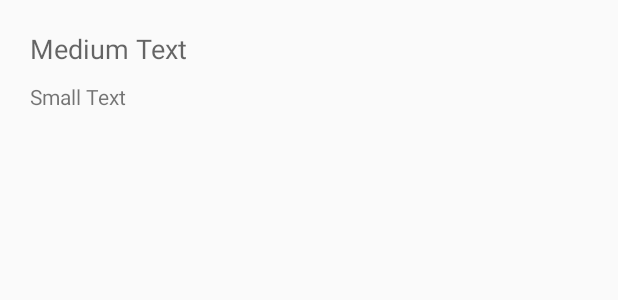
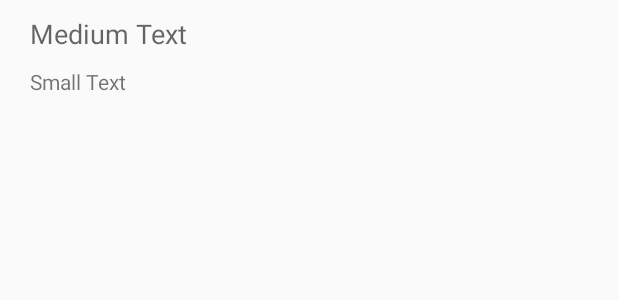
Before and after one commit to jgabrielfreitas/Todo-List, an Android app: the layout row_task_view_holder.xml on its own in the app's theme, with its tools: preview values and no code run, on a phone screen of 412 x 824 dp. Shown: the top 300 px of the screen. Run offline under Robolectric (Android 15) with nearby library versions, the light colour scheme and no system bars.

```diff
--- a/app/src/main/java/com/kotlin/todolist/adapter/TaskRecyclerViewAdapter.kt
+++ b/app/src/main/java/com/kotlin/todolist/adapter/TaskRecyclerViewAdapter.kt
@@ -1,12 +1,9 @@
 package com.kotlin.todolist.adapter
 
 import android.content.Context
-
 import com.jgabrielfreitas.core.Task
-import com.kotlin.todolist.activities.MainActivity
 import com.kotlin.todolist.interfaces.OnItemClickListener
 import com.kotlin.todolist.viewholders.TaskViewHolder
-
 import uk.co.ribot.easyadapter.EasyRecyclerAdapter
 import uk.co.ribot.easyadapter.ItemViewHolder
 
--- a/app/src/main/res/layout/activity_main.xml
+++ b/app/src/main/res/layout/activity_main.xml
@@ -4,10 +4,6 @@
     xmlns:tools="http://schemas.android.com/tools"
     android:layout_width="match_parent"
     android:layout_height="match_parent"
-    android:paddingBottom="@dimen/activity_vertical_margin"
-    android:paddingLeft="@dimen/activity_horizontal_margin"
-    android:paddingRight="@dimen/activity_horizontal_margin"
-    android:paddingTop="@dimen/activity_vertical_margin"
     tools:context=".activities.MainActivity">
 
     <android.support.v7.widget.RecyclerView
--- a/app/src/main/res/layout/row_task_view_holder.xml
+++ b/app/src/main/res/layout/row_task_view_holder.xml
@@ -11,7 +11,7 @@
         android:layout_alignParentStart="true"
         android:layout_alignParentTop="true"
         android:layout_marginLeft="@dimen/space_default"
-        android:layout_marginTop="@dimen/space_default"
+        android:layout_marginTop="@dimen/half_space_default"
         android:text="Medium Text"
         android:textAppearance="?android:attr/textAppearanceMedium" />
 
@@ -21,7 +21,7 @@
         android:layout_height="wrap_content"
         android:layout_alignStart="@+id/taskTitleTextView"
         android:layout_below="@+id/taskTitleTextView"
-        android:layout_marginBottom="@dimen/space_default"
+        android:layout_marginBottom="@dimen/half_space_default"
         android:layout_marginTop="@dimen/half_space_default"
         android:text="Small Text"
         android:textAppearance="?android:attr/textAppearanceSmall" />
--- a/app/src/main/res/values/colors.xml
+++ b/app/src/main/res/values/colors.xml
@@ -1,7 +1,7 @@
 <?xml version="1.0" encoding="utf-8"?>
 <resources>
-    <color name="colorPrimary">#3F51B5</color>
-    <color name="colorPrimaryDark">#303F9F</color>
-    <color name="colorAccent">#FF4081</color>
-    <color name="dark_gray">#31353D</color>
+    <color name="colorPrimary">#3E606F</color>
+    <color name="colorPrimaryDark">#193441</color>
+    <color name="colorAccent">#91AA9D</color>
+    <color name="dark_gray">#91AA9D</color>
 </resources>
```
Also changed, not shown: app/src/main/java/com/kotlin/todolist/activities/MainActivity.kt (+4 -3 lines), app/src/main/java/com/kotlin/todolist/decorator/SimpleDividerItemDecoration.kt (+1 -6 lines), app/src/main/java/com/kotlin/todolist/decorator/SwipeDecorator.java (added, +29 -0 lines), 3 other files.
